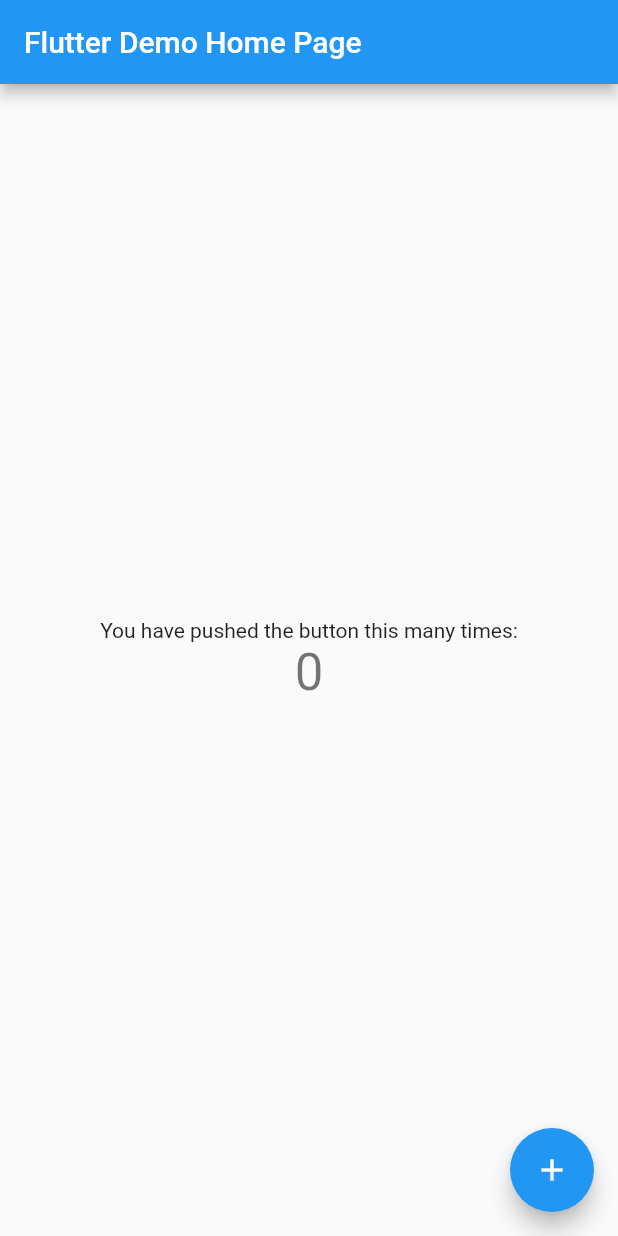
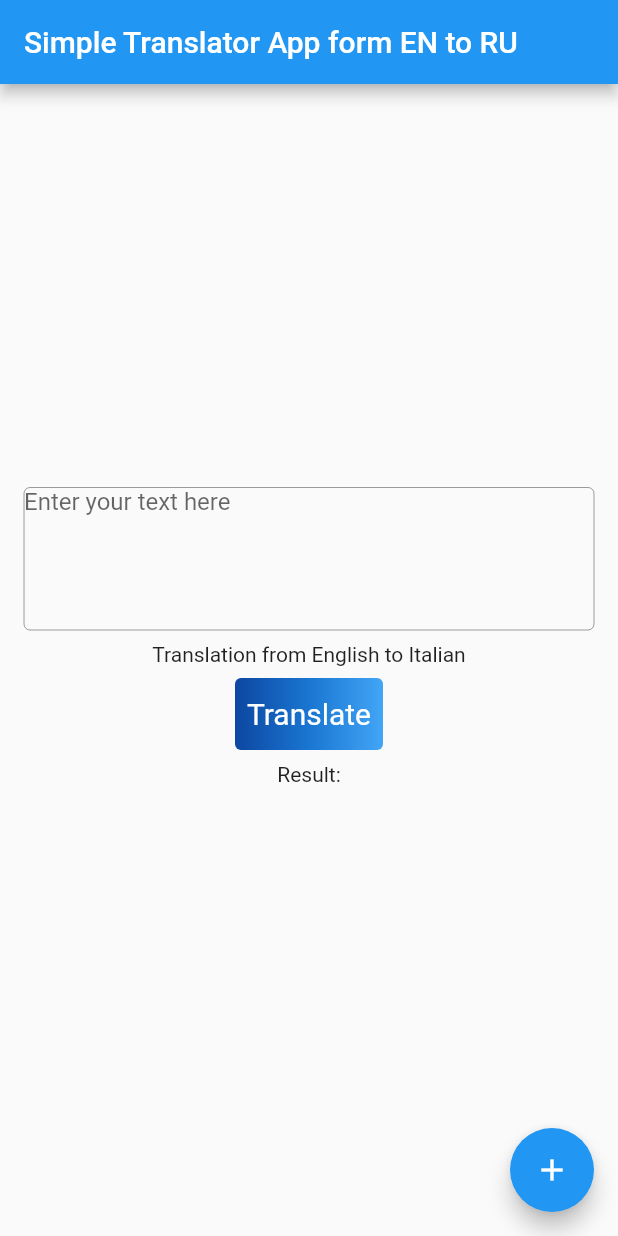
Before and after one commit to trijakap/Simple-Text-Translator-App, a Flutter app: the screen it shows after launch, on a phone screen of 412 x 824 dp. Run offline on Flutter 3.47's test engine with Material 2 defaults, Android fonts, the light colour scheme and no system bars; missing offline and left inert: dart:ffi, translator.

Commit message:
Added text translation from english to italy using dart library

```diff
--- a/lib/main.dart
+++ b/lib/main.dart
@@ -1,4 +1,8 @@
+import 'dart:developer';
+import 'dart:ffi';
+
 import 'package:flutter/material.dart';
+import 'package:translator/translator.dart';
 
 void main() {
   runApp(const MyApp());
@@ -6,41 +10,20 @@
 
 class MyApp extends StatelessWidget {
   const MyApp({Key? key}) : super(key: key);
-
-  // This widget is the root of your application.
   @override
   Widget build(BuildContext context) {
     return MaterialApp(
       title: 'Flutter Demo',
       theme: ThemeData(
-        // This is the theme of your application.
-        //
-        // Try running your application with "flutter run". You'll see the
-        // application has a blue toolbar. Then, without quitting the app, try
-        // changing the primarySwatch below to Colors.green and then invoke
-        // "hot reload" (press "r" in the console where you ran "flutter run",
-        // or simply save your changes to "hot reload" in a Flutter IDE).
-        // Notice that the counter didn't reset back to zero; the application
-        // is not restarted.
         primarySwatch: Colors.blue,
       ),
-      home: const MyHomePage(title: 'Flutter Demo Home Page'),
+      home: const MyHomePage(title: 'Simple Translator App form EN to RU'),
     );
   }
 }
 
 class MyHomePage extends StatefulWidget {
   const MyHomePage({Key? key, required this.title}) : super(key: key);
-
-  // This widget is the home page of your application. It is stateful, meaning
-  // that it has a State object (defined below) that contains fields that affect
-  // how it looks.
-
-  // This class is the configuration for the state. It holds the values (in this
-  // case the title) provided by the parent (in this case the App widget) and
-  // used by the build method of the State. Fields in a Widget subclass are
-  // always marked "final".
-
   final String title;
 
   @override
@@ -48,68 +31,104 @@
 }
 
 class _MyHomePageState extends State<MyHomePage> {
-  int _counter = 0;
+  String _translationResult = '';
+  final inputController = TextEditingController();
 
-  void _incrementCounter() {
-    setState(() {
-      // This call to setState tells the Flutter framework that something has
-      // changed in this State, which causes it to rerun the build method below
-      // so that the display can reflect the updated values. If we changed
-      // _counter without calling setState(), then the build method would not be
-      // called again, and so nothing would appear to happen.
-      _counter++;
-    });
+  void _translate() async {
+    var input = inputController.value.text;
+    translator(input).then((value) => setState(() {
+          log(value);
+          _translationResult = value;
+        }));
+  }
+
+  Future<String> translator(final input) async {
+    final translator = GoogleTranslator();
+    var translation = await translator.translate(input, from: 'en', to: 'it');
+    return translation.text;
   }
 
   @override
   Widget build(BuildContext context) {
-    // This method is rerun every time setState is called, for instance as done
-    // by the _incrementCounter method above.
-    //
-    // The Flutter framework has been optimized to make rerunning build methods
-    // fast, so that you can just rebuild anything that needs updating rather
-    // than having to individually change instances of widgets.
     return Scaffold(
       appBar: AppBar(
-        // Here we take the value from the MyHomePage object that was created by
-        // the App.build method, and use it to set our appbar title.
         title: Text(widget.title),
       ),
       body: Center(
-        // Center is a layout widget. It takes a single child and positions it
-        // in the middle of the parent.
+          child: Container(
+        padding: const EdgeInsets.all(16.0),
         child: Column(
-          // Column is also a layout widget. It takes a list of children and
-          // arranges them vertically. By default, it sizes itself to fit its
-          // children horizontally, and tries to be as tall as its parent.
-          //
-          // Invoke "debug painting" (press "p" in the console, choose the
-          // "Toggle Debug Paint" action from the Flutter Inspector in Android
-          // Studio, or the "Toggle Debug Paint" command in Visual Studio Code)
-          // to see the wireframe for each widget.
-          //
-          // Column has various properties to control how it sizes itself and
-          // how it positions its children. Here we use mainAxisAlignment to
-          // center the children vertically; the main axis here is the vertical
-          // axis because Columns are vertical (the cross axis would be
-          // horizontal).
           mainAxisAlignment: MainAxisAlignment.center,
           children: <Widget>[
+            TextField(
+              controller: inputController,
+              onChanged: (_) {
+                _translate;
+              },
+              maxLines: 5,
+              decoration: const InputDecoration.collapsed(
+                  hintText: "Enter your text here",
+                  border: OutlineInputBorder()),
+            ),
+            const SizedBox(
+              height: 8,
+            ),
             const Text(
-              'You have pushed the button this many times:',
+              'Translation from English to Italian',
+            ),
+            const SizedBox(
+              height: 8,
+            ),
+            ClipRRect(
+              borderRadius: BorderRadius.circular(4),
+              child: Stack(
+                children: <Widget>[
+                  Positioned.fill(
+                    child: Container(
+                      decoration: const BoxDecoration(
+                        gradient: LinearGradient(
+                          colors: <Color>[
+                            Color(0xFF0D47A1),
+                            Color(0xFF1976D2),
+                            Color(0xFF42A5F5),
+                          ],
+                        ),
+                      ),
+                    ),
+                  ),
+                  TextButton(
+                    style: TextButton.styleFrom(
+                      padding: const EdgeInsets.all(8.0),
+                      primary: Colors.white,
+                      textStyle: const TextStyle(fontSize: 20),
+                    ),
+                    onPressed: _translate,
+                    child: const Text('Translate'),
+                  ),
+                ],
+              ),
+            ),
+            const SizedBox(
+              height: 8,
+            ),
+            const Text(
+              'Result:',
+            ),
+            const SizedBox(
+              height: 8,
             ),
             Text(
-              '$_counter',
-              style: Theme.of(context).textTheme.headline4,
+              _translationResult,
+              style: Theme.of(context).textTheme.headline6,
             ),
           ],
         ),
-      ),
+      )),
       floatingActionButton: FloatingActionButton(
-        onPressed: _incrementCounter,
+        onPressed: _translate,
         tooltip: 'Increment',
         child: const Icon(Icons.add),
-      ), // This trailing comma makes auto-formatting nicer for build methods.
+      ),
     );
   }
 }
```
Also changed, not shown: pubspec.yaml (+4 -15 lines), pubspec.lock, 2 other files.
